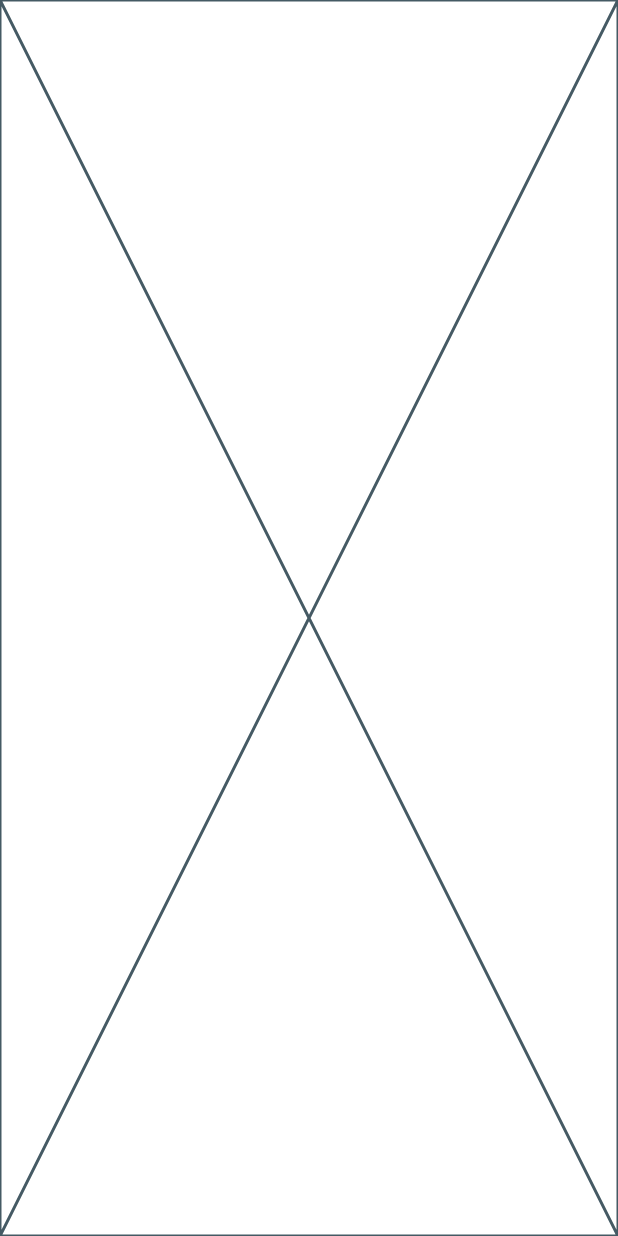
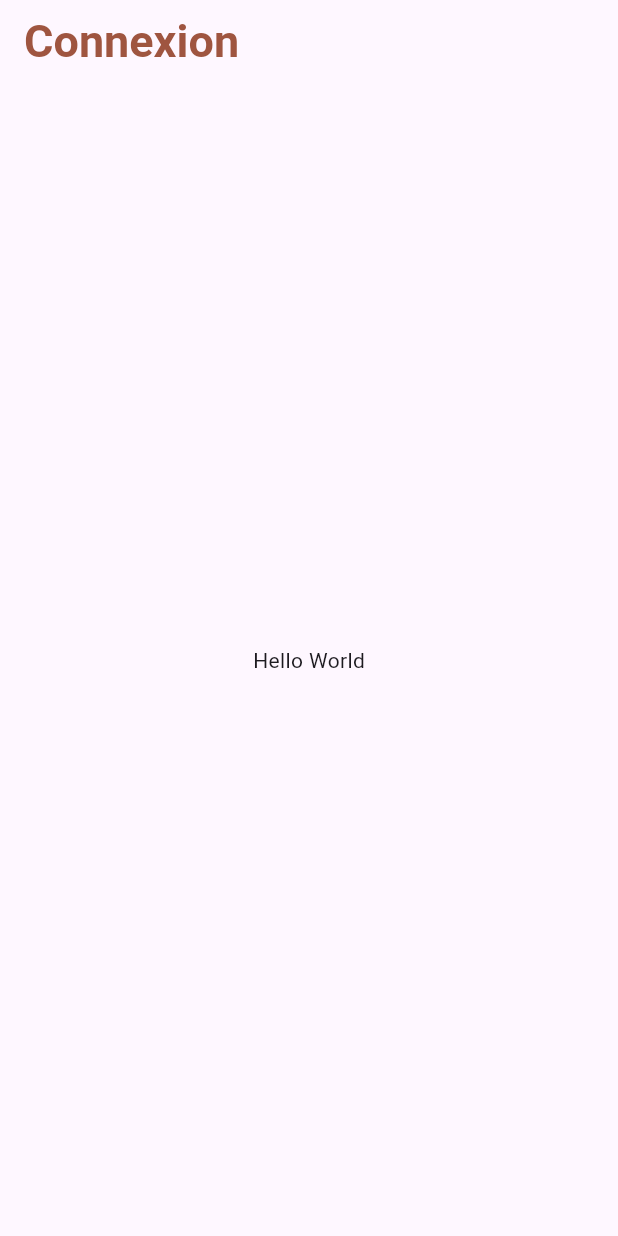
Before and after one commit to Emk0oo/chatbot-filrouge, a Flutter app: the screen it shows after launch, on a phone screen of 412 x 824 dp. Run offline on Flutter 3.47's test engine with Material 3 defaults, Android fonts, the phone set to English and light mode, and no system bars.

Commit message:
[UPD] page login

```diff
--- a/lib/screen.login.dart
+++ b/lib/screen.login.dart
@@ -12,6 +12,13 @@ class ScreenLogin extends StatefulWidget {
 class _ScreenLoginState extends State<ScreenLogin> {
   @override
   Widget build(BuildContext context) {
-    return const Placeholder();
+    return Scaffold(
+      appBar: AppBar(
+        title: const Text('Connexion' , style: TextStyle(fontSize: 30, color: Color(0xFF9F5540),fontWeight: FontWeight.bold, ),),
+      ),
+      body: const Center(
+        child: Text('Hello World'),
+      ),
+    );
   }
 }
```
